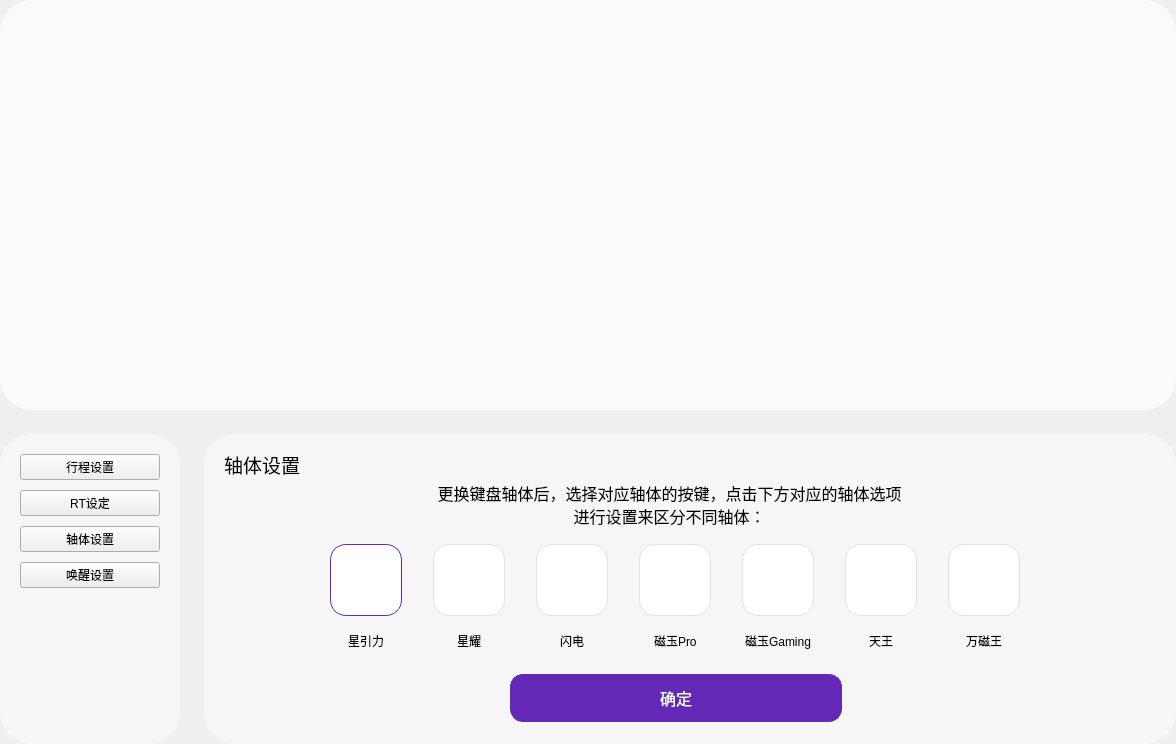
The window that FrameMagic.ui (wlffeng2008/AkkoStudio) describes before a commit, drawn with Qt 5.
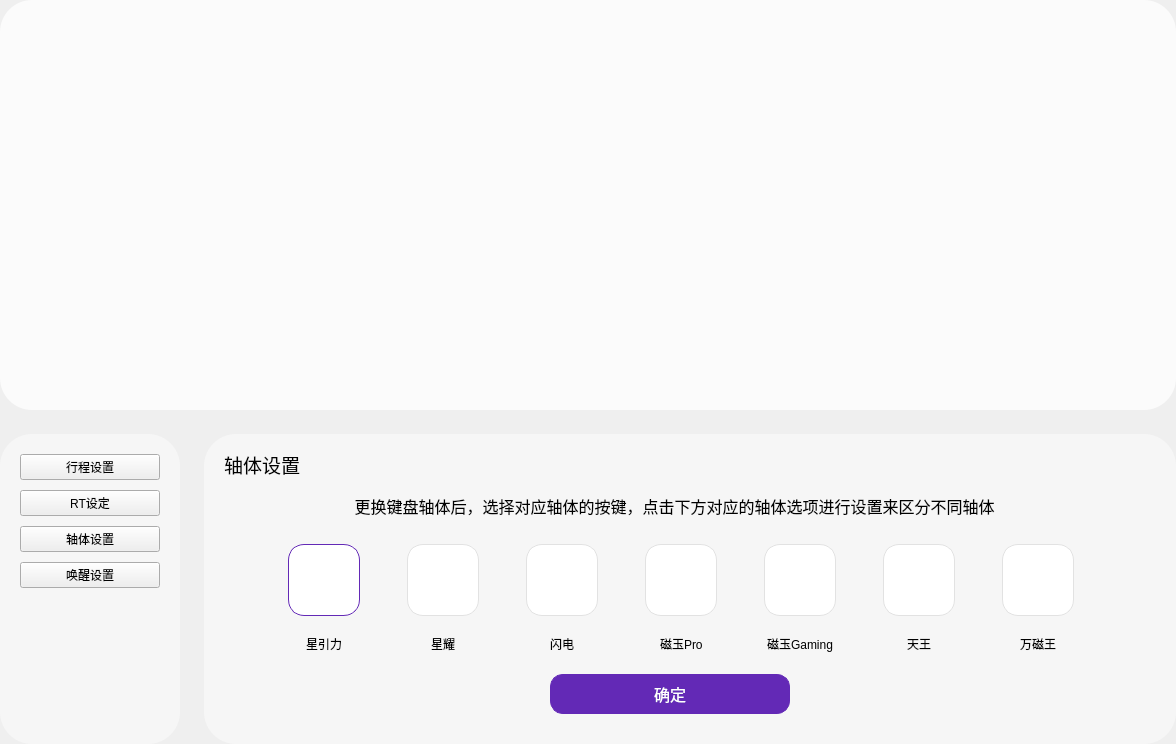
The same window after the commit. The open tabs and pages were chosen to show the change. Icons and pictures are not drawn. Custom widgets are drawn as their Qt base class.

```diff
--- a/FrameMagic.ui
+++ b/FrameMagic.ui
@@ -1339,7 +1339,7 @@
               <rect>
                <x>20</x>
                <y>20</y>
-               <width>131</width>
+               <width>297</width>
                <height>21</height>
               </rect>
              </property>
@@ -1356,10 +1356,10 @@
             <widget class="QLabel" name="label_16">
              <property name="geometry">
               <rect>
-               <x>230</x>
-               <y>50</y>
-               <width>471</width>
-               <height>41</height>
+               <x>116</x>
+               <y>48</y>
+               <width>709</width>
+               <height>47</height>
               </rect>
              </property>
              <property name="font">
@@ -1369,7 +1369,7 @@
               </font>
              </property>
              <property name="text">
-              <string>更换键盘轴体后，选择对应轴体的按键，点击下方对应的轴体选项进行设置来区分不同轴体：</string>
+              <string>更换键盘轴体后，选择对应轴体的按键，点击下方对应的轴体选项进行设置来区分不同轴体</string>
              </property>
              <property name="alignment">
               <set>Qt::AlignmentFlag::AlignCenter</set>
@@ -1381,10 +1381,10 @@
             <widget class="QPushButton" name="pushButton_12">
              <property name="geometry">
               <rect>
-               <x>306</x>
+               <x>346</x>
                <y>240</y>
-               <width>332</width>
-               <height>48</height>
+               <width>240</width>
+               <height>40</height>
               </rect>
              </property>
              <property name="minimumSize">
@@ -1412,13 +1412,16 @@
             <widget class="QWidget" name="layoutWidget">
              <property name="geometry">
               <rect>
-               <x>114</x>
+               <x>66</x>
                <y>110</y>
-               <width>715</width>
-               <height>106</height>
+               <width>823</width>
+               <height>113</height>
               </rect>
              </property>
              <layout class="QHBoxLayout" name="horizontalLayout_11">
+              <property name="spacing">
+               <number>10</number>
+              </property>
               <item>
                <layout class="QVBoxLayout" name="verticalLayout_3">
                 <property name="spacing">
```
Left out of the diff: 72 changed lines with no effect on the pictures.
